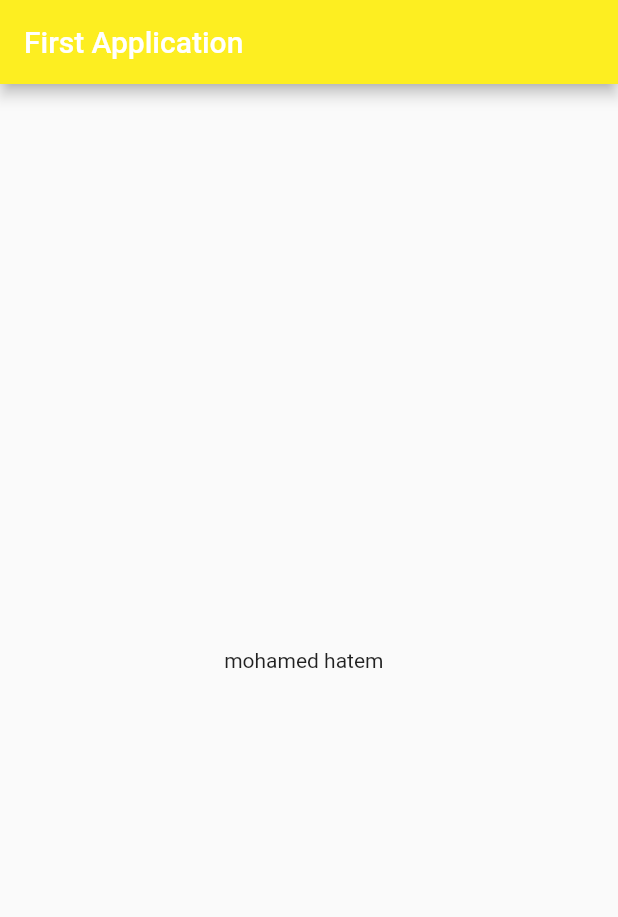
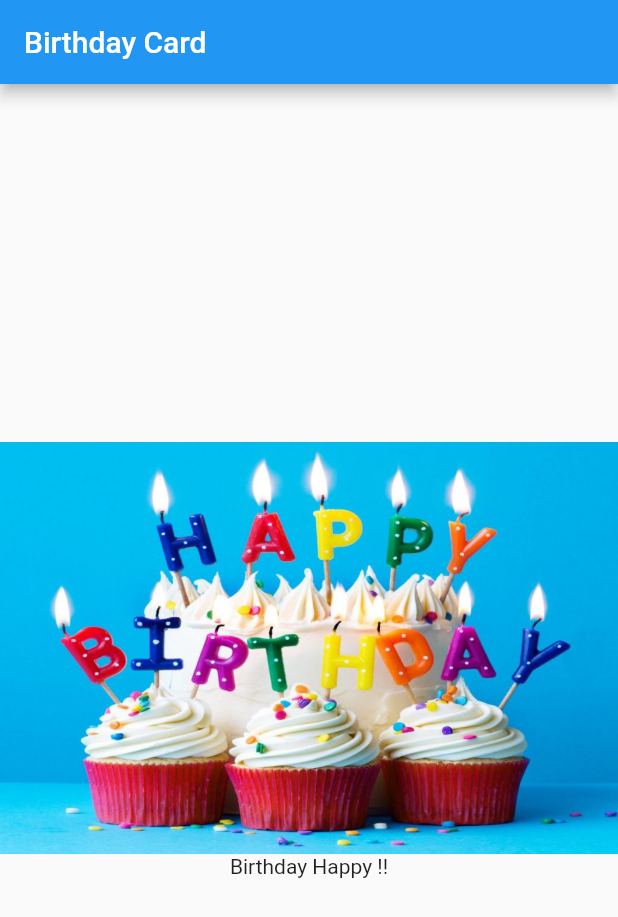
Before and after one commit to Mohamedhatm/untitled1, a Flutter app: the screen it shows after launch, on a phone screen of 412 x 824 dp. Shown: the top 917 px of the screen. Run offline on Flutter 3.47's test engine with Material 2 defaults, Android fonts, the phone set to English and light mode, and no system bars.

Commit message:
assignment 2 finish

```diff
--- a/lib/main.dart
+++ b/lib/main.dart
@@ -10,11 +10,17 @@ class MyApp extends StatelessWidget {
     return MaterialApp(
       home: Scaffold(
         appBar: AppBar(
-          title: Text('First Application'),
-          backgroundColor: Color.fromARGB(255, 253, 238, 33),
+          title: Text('Birthday Card'),
         ),
-        body: Center(
-          child: Text('mohamed hatem  '),
+        body: Column(
+          crossAxisAlignment: CrossAxisAlignment.center,
+          mainAxisAlignment: MainAxisAlignment.center,
+          children: [
+            Center(
+              child: Image(image: AssetImage("images/552-1024x683.jpg")),
+            ),
+            Text("Birthday Happy !!"),
+          ],
         ),
       ),
     );
```
Also changed, not shown: pubspec.yaml (+4 -4 lines), images/552-1024x683.jpg (added).
